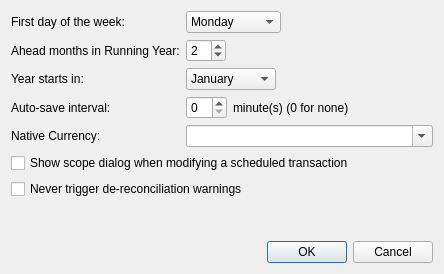
This is qt/ui/preferences_panel.ui in Mouchnino/moneyguru as Qt 5 draws it before an edit. The edited form follows.
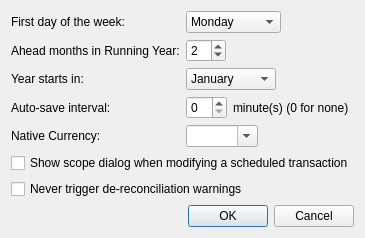
This is the edited form.

What changed in the file:
```diff
--- a/qt/ui/preferences_panel.ui
+++ b/qt/ui/preferences_panel.ui
@@ -6,8 +6,8 @@
    <rect>
     <x>0</x>
     <y>0</y>
-    <width>444</width>
-    <height>274</height>
+    <width>336</width>
+    <height>227</height>
    </rect>
   </property>
   <property name="windowTitle">
@@ -220,6 +220,12 @@
      </item>
      <item row="4" column="1">
       <widget class="QComboBox" name="nativeCurrencyComboBox">
+       <property name="sizePolicy">
+        <sizepolicy hsizetype="Maximum" vsizetype="Fixed">
+         <horstretch>0</horstretch>
+         <verstretch>0</verstretch>
+        </sizepolicy>
+       </property>
        <property name="editable">
         <bool>true</bool>
        </property>
```
